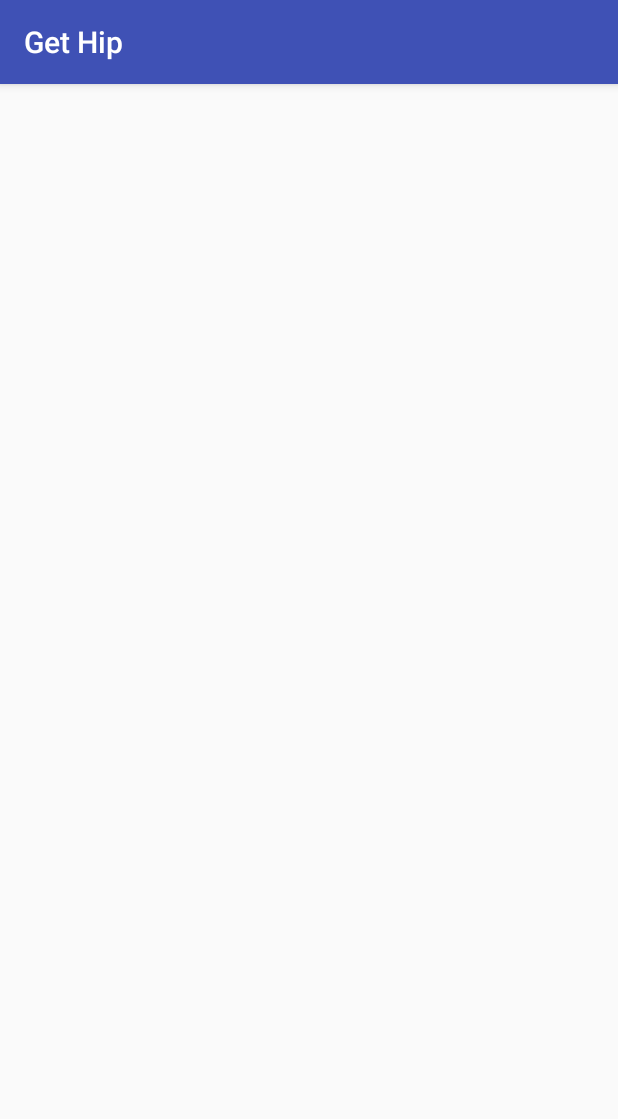
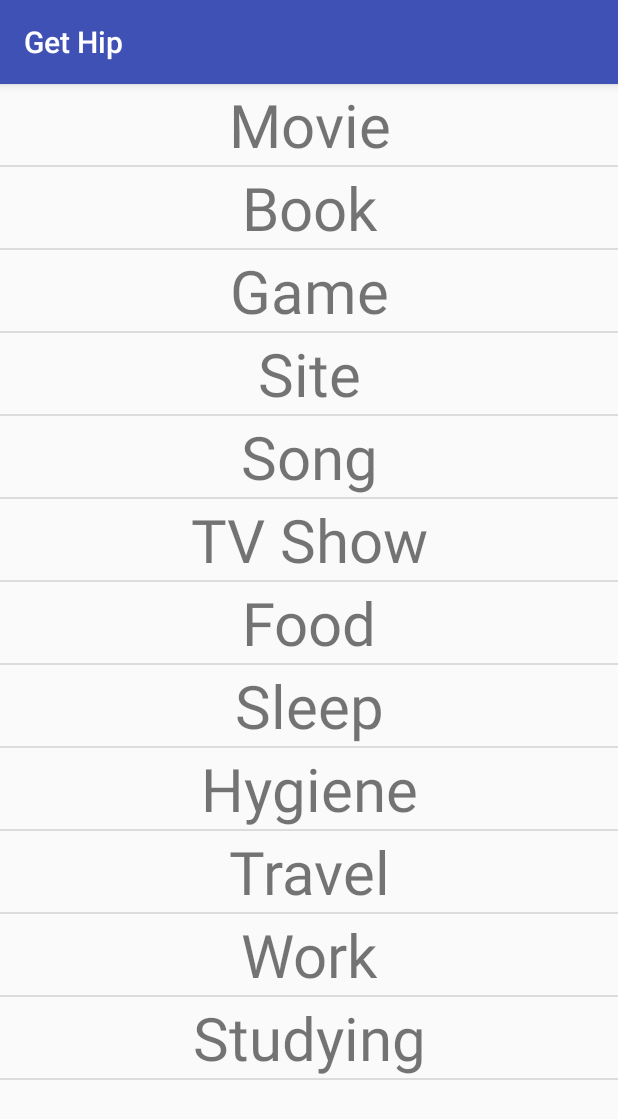
Before and after one commit to khalilhijazi/Get-Hip, an Android app: the screen it shows after launch once a user with an empty profile is signed in (MainActivity), on a phone screen of 412 x 824 dp. Shown: the top 1119 px of the screen. Run offline under Robolectric (Android 15) with nearby library versions, the phone set to English and light mode, and no system bars; our stand-ins replace Firebase (no records; nobody signed in at launch, a user with empty details on screens opened directly).

Commit message:
added category options list on main screen upon login and registration

```diff
--- a/app/src/main/java/khalilbhijazi/gmail/com/gethip/MainActivity.java
+++ b/app/src/main/java/khalilbhijazi/gmail/com/gethip/MainActivity.java
@@ -1,8 +1,10 @@
 package khalilbhijazi.gmail.com.gethip;
 
 import android.content.Intent;
+import android.content.res.Resources;
 import android.support.v7.app.AppCompatActivity;
 import android.os.Bundle;
+import android.widget.ListView;
 
 import com.google.firebase.auth.FirebaseAuth;
 
@@ -10,6 +12,8 @@ public class MainActivity extends AppCompatActivity {
 
 
     private FirebaseAuth mAuth;
+    private String [] options;
+    private ListView optionsListView;
 
     @Override
     protected void onCreate(Bundle savedInstanceState) {
@@ -17,6 +21,12 @@ public class MainActivity extends AppCompatActivity {
         setContentView(R.layout.activity_main);
 
         mAuth = FirebaseAuth.getInstance();
+        optionsListView = (ListView) findViewById(R.id.optionsListView);
+        Resources res = getResources();
+
+        options = res.getStringArray(R.array.category_options);
+        OptionsAdapter optionsAdapter = new OptionsAdapter(this, options);
+        optionsListView.setAdapter(optionsAdapter);
     }
 
     @Override
--- /dev/null
+++ b/app/src/main/java/khalilbhijazi/gmail/com/gethip/OptionsAdapter.java
@@ -0,0 +1,43 @@
+package khalilbhijazi.gmail.com.gethip;
+
+import android.content.Context;
+import android.view.LayoutInflater;
+import android.view.View;
+import android.view.ViewGroup;
+import android.widget.BaseAdapter;
+import android.widget.TextView;
+
+public class OptionsAdapter extends BaseAdapter{
+
+    private String [] options;
+    private LayoutInflater mInflater;
+
+    public OptionsAdapter(Context c, String [] options) {
+        this.options = options;
+        this.mInflater = (LayoutInflater) c.getSystemService(Context.LAYOUT_INFLATER_SERVICE);
+    }
+
+    @Override
+    public int getCount() {
+        return options.length;
+    }
+
+    @Override
+    public Object getItem(int i) {
+        return options[i];
+    }
+
+    @Override
+    public long getItemId(int i) {
+        return i;
+    }
+
+    @Override
+    public View getView(int i, View view, ViewGroup viewGroup) {
+        View v = mInflater.inflate(R.layout.list_view_format, null);
+        TextView optionTextView = (TextView) v.findViewById(R.id.optionTextView);
+        optionTextView.setText(options[i]);
+
+        return v;
+    }
+}
--- a/app/src/main/res/layout/activity_main.xml
+++ b/app/src/main/res/layout/activity_main.xml
@@ -6,4 +6,14 @@
     android:layout_height="match_parent"
     tools:context=".MainActivity">
 
+    <ListView
+        android:id="@+id/optionsListView"
+        android:layout_width="0dp"
+        android:layout_height="0dp"
+        app:layout_constraintBottom_toBottomOf="parent"
+        app:layout_constraintEnd_toEndOf="parent"
+        app:layout_constraintHorizontal_bias="0.0"
+        app:layout_constraintStart_toStartOf="parent"
+        app:layout_constraintTop_toTopOf="parent"
+        app:layout_constraintVertical_bias="1.0" />
 </android.support.constraint.ConstraintLayout>
--- /dev/null
+++ b/app/src/main/res/layout/list_view_format.xml
@@ -0,0 +1,19 @@
+<?xml version="1.0" encoding="utf-8"?>
+<android.support.constraint.ConstraintLayout
+    xmlns:android="http://schemas.android.com/apk/res/android"
+    xmlns:app="http://schemas.android.com/apk/res-auto"
+    xmlns:tools="http://schemas.android.com/tools"
+    android:layout_width="match_parent"
+    android:layout_height="match_parent">
+
+    <TextView
+        android:id="@+id/optionTextView"
+        android:layout_width="0dp"
+        android:layout_height="wrap_content"
+        android:text="TextView"
+        android:textAlignment="center"
+        android:textSize="40sp"
+        app:layout_constraintEnd_toEndOf="parent"
+        app:layout_constraintStart_toStartOf="parent"
+        app:layout_constraintTop_toTopOf="parent" />
+</android.support.constraint.ConstraintLayout>
--- a/app/src/main/res/values/strings.xml
+++ b/app/src/main/res/values/strings.xml
@@ -1,3 +1,17 @@
 <resources>
     <string name="app_name">Get Hip</string>
+    <string-array name="category_options">
+        <item>Movie</item>
+        <item>Book</item>
+        <item>Game</item>
+        <item>Site</item>
+        <item>Song</item>
+        <item>TV Show</item>
+        <item>Food</item>
+        <item>Sleep</item>
+        <item>Hygiene</item>
+        <item>Travel</item>
+        <item>Work</item>
+        <item>Studying</item>
+    </string-array>
 </resources>
```
